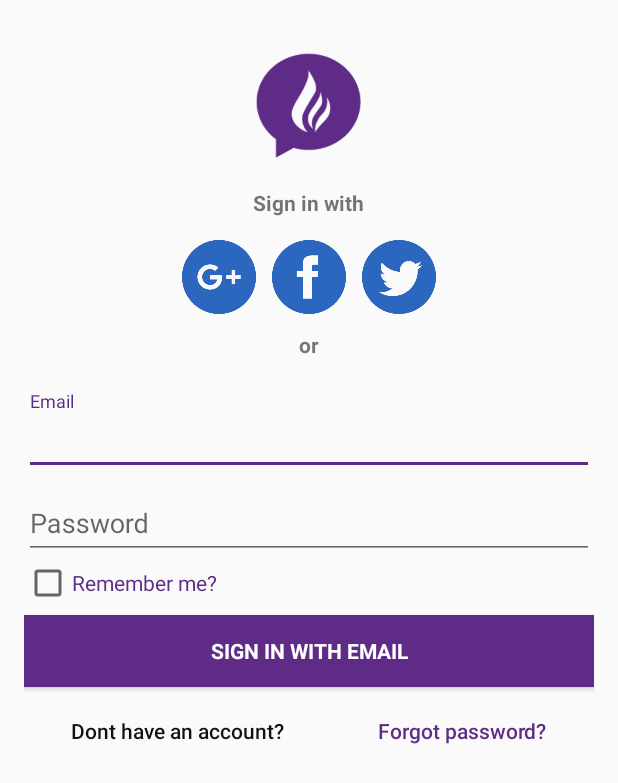
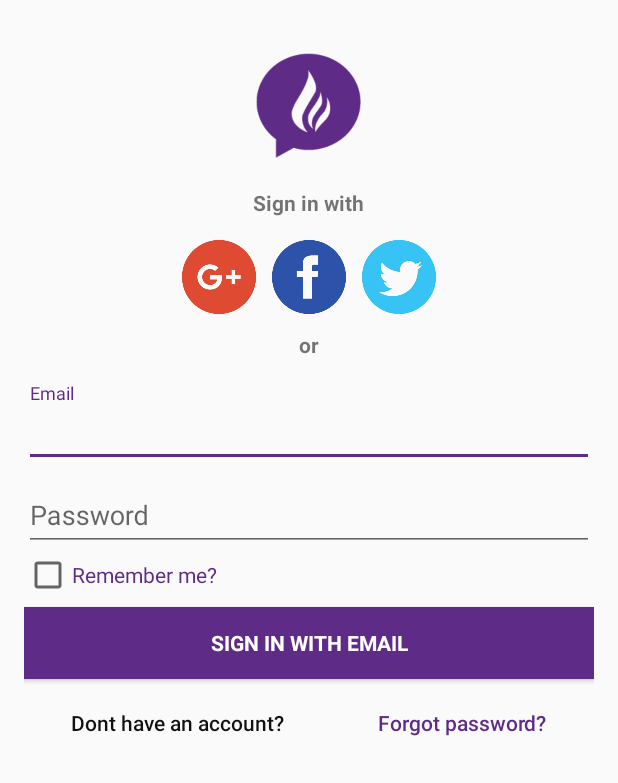
Before and after one commit to DevJSW/Churchblaze-Messanger-app, an Android app: the LoginActivity screen opened directly, with no data from a screen before it, after a tap on an icon or button, on a phone screen of 412 x 824 dp. Shown: the top 783 px of the screen. Run offline under Robolectric (Android 15) with nearby library versions, the light colour scheme and no system bars; our stand-ins replace Firebase (no records; nobody signed in at launch, a user with empty details on screens opened directly); 1 statement that could not run was skipped.

Commit message:
changes on login activity buttons

```diff
--- a/ChurchblazeMessager/app/src/main/java/com/churchblaze/churchblazemessager/LoginActivity.java
+++ b/ChurchblazeMessager/app/src/main/java/com/churchblaze/churchblazemessager/LoginActivity.java
@@ -64,11 +64,7 @@ public class LoginActivity extends AppCompatActivity {
         mGoogleBtn.setOnClickListener(new View.OnClickListener() {
             @Override
             public void onClick(View v) {
-
-                // change google btn color
-                mGoogleBtn.setImageResource(R.drawable.google_btn_img_on);
                 signIn();
-                mGoogleBtn.setImageResource(R.drawable.google_btn_img);
             }
         });
 
--- a/ChurchblazeMessager/app/src/main/res/layout/activity_login.xml
+++ b/ChurchblazeMessager/app/src/main/res/layout/activity_login.xml
@@ -42,7 +42,7 @@
             <ImageView android:id="@+id/googleBtn"
                 android:layout_width="60dp"
                 android:layout_height="60dp"
-                android:src="@drawable/google_btn_img"
+                android:src="@drawable/google_btn_img_on"
                 android:layout_weight="1"
                 android:padding="5dp"
                 android:layout_gravity="left" />
@@ -71,7 +71,6 @@
             android:layout_width="wrap_content"
             android:layout_height="wrap_content"
             android:layout_gravity="center"
-            android:layout_marginBottom="5dp"
             android:layout_marginTop="5dp"
             android:textStyle="bold"
             android:text="or"/>
```
Also changed, not shown: ChurchblazeMessager/app/src/main/res/drawable/fb_btn_img.png, ChurchblazeMessager/app/src/main/res/drawable/twitter_btn_img.png.
